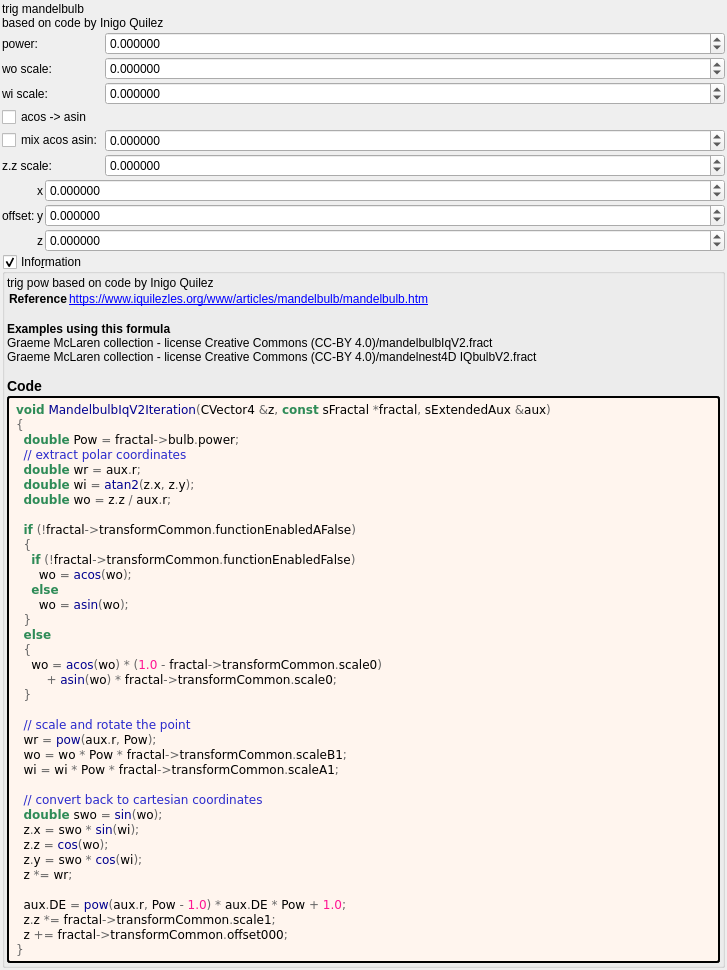
Above: mandelbulber2/deploy/share/mandelbulber2/formula/ui/mandelbulb_iq_v2.ui from irinox-ctrl/mandelbulber2 before the change. Below: the same form after it.
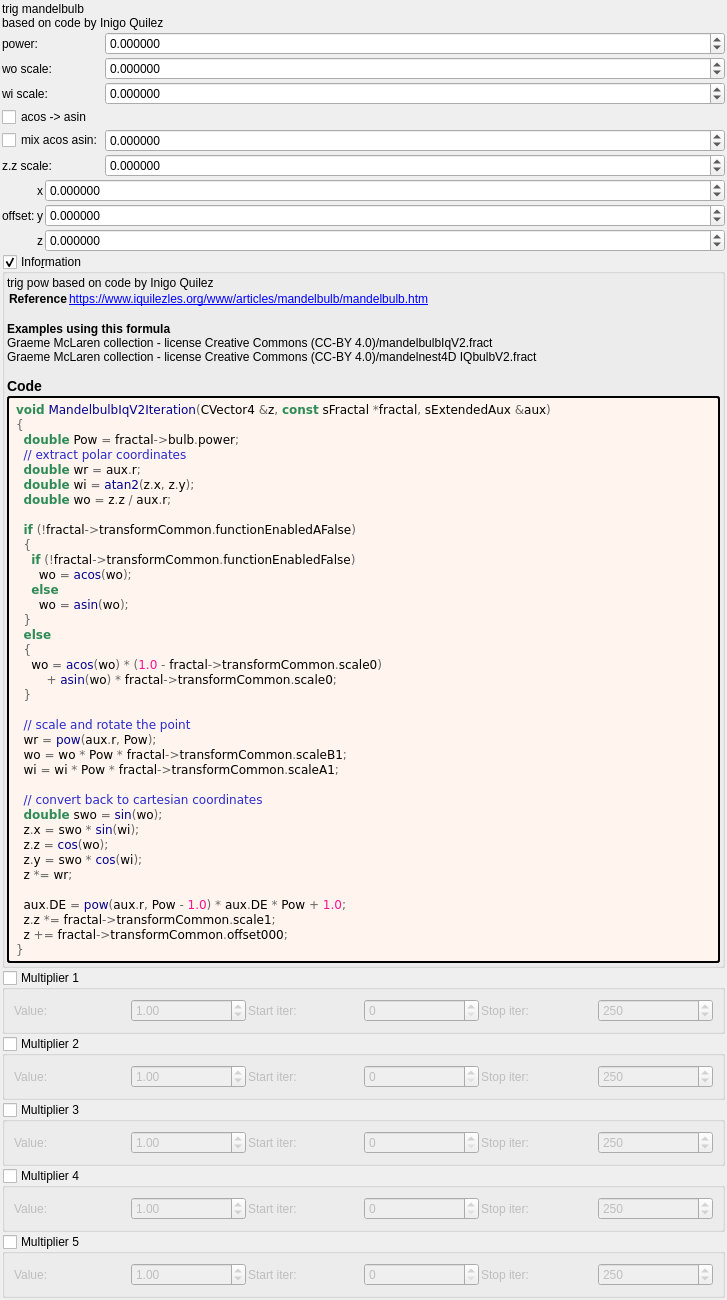
That is the form after the change. Custom widgets are drawn as their Qt base class.

Commit message:
feat: add 5 general-purpose multipliers to all 1007 fractal formulas
Each multiplier has:
- Checkbox (OFF by default)
- Value spinbox (default 1.0, range -100 to 100)
- Iteration start/stop range

Logic: z *= value; DE *= |value|;

Uses existing transformCommon parameters:
- Checkboxes: functionEnabledBx/By/Bz/Bw/CzFalse
- Values: scale4/5/6/8/16
- Ranges: startIterationsB-F/stopIterationsB-F

Modified 1007 .cpp (CPU), 1006 .cl (GPU), 1023 .ui files.
Both source (formula/) and deploy (deploy/share/) copies updated.

```diff
--- a/mandelbulber2/deploy/share/mandelbulber2/formula/ui/mandelbulb_iq_v2.ui
+++ b/mandelbulber2/deploy/share/mandelbulber2/formula/ui/mandelbulb_iq_v2.ui
@@ -453,6 +453,192 @@
      </layout>
     </widget>
    </item>
+   <item>
+    <widget class="MyGroupBox" name="groupCheck_transf_function_enabledBx_false">
+     <property name="title"><string>Multiplier 1</string></property>
+     <property name="checkable"><bool>true</bool></property>
+     <property name="checked"><bool>false</bool></property>
+     <layout class="QGridLayout" name="gridLayout_mult1">
+      <property name="spacing"><number>2</number></property>
+      <item row="0" column="0">
+       <widget class="QLabel"><property name="text"><string>Value:</string></property></widget>
+      </item>
+      <item row="0" column="1">
+       <widget class="MyDoubleSpinBox" name="spinbox_transf_scale_4">
+        <property name="minimum"><double>-100.0</double></property><property name="maximum"><double>100.0</double></property>
+        <property name="singleStep"><double>0.01</double></property><property name="value"><double>1.0</double></property>
+       </widget>
+      </item>
+      <item row="0" column="2">
+       <widget class="QLabel"><property name="text"><string>Start iter:</string></property></widget>
+      </item>
+      <item row="0" column="3">
+       <widget class="MySpinBox" name="spinboxInt_transf_start_iterations_B">
+        <property name="minimum"><number>0</number></property><property name="maximum"><number>10000</number></property>
+        <property name="value"><number>0</number></property>
+       </widget>
+      </item>
+      <item row="0" column="4">
+       <widget class="QLabel"><property name="text"><string>Stop iter:</string></property></widget>
+      </item>
+      <item row="0" column="5">
+       <widget class="MySpinBox" name="spinboxInt_transf_stop_iterations_B">
+        <property name="minimum"><number>0</number></property><property name="maximum"><number>10000</number></property>
+        <property name="value"><number>250</number></property>
+       </widget>
+      </item>
+     </layout>
+    </widget>
+   </item>
+   <item>
+    <widget class="MyGroupBox" name="groupCheck_transf_function_enabledBy_false">
+     <property name="title"><string>Multiplier 2</string></property>
+     <property name="checkable"><bool>true</bool></property>
+     <property name="checked"><bool>false</bool></property>
+     <layout class="QGridLayout" name="gridLayout_mult2">
+      <property name="spacing"><number>2</number></property>
+      <item row="0" column="0">
+       <widget class="QLabel"><property name="text"><string>Value:</string></property></widget>
+      </item>
+      <item row="0" column="1">
+       <widget class="MyDoubleSpinBox" name="spinbox_transf_scale_5">
+        <property name="minimum"><double>-100.0</double></property><property name="maximum"><double>100.0</double></property>
+        <property name="singleStep"><double>0.01</double></property><property name="value"><double>1.0</double></property>
+       </widget>
+      </item>
+      <item row="0" column="2">
+       <widget class="QLabel"><property name="text"><string>Start iter:</string></property></widget>
+      </item>
+      <item row="0" column="3">
+       <widget class="MySpinBox" name="spinboxInt_transf_start_iterations_C">
+        <property name="minimum"><number>0</number></property><property name="maximum"><number>10000</number></property>
+        <property name="value"><number>0</number></property>
+       </widget>
+      </item>
+      <item row="0" column="4">
+       <widget class="QLabel"><property name="text"><string>Stop iter:</string></property></widget>
+      </item>
+      <item row="0" column="5">
+       <widget class="MySpinBox" name="spinboxInt_transf_stop_iterations_C">
+        <property name="minimum"><number>0</number></property><property name="maximum"><number>10000</number></property>
+        <property name="value"><number>250</number></property>
+       </widget>
+      </item>
+     </layout>
+    </widget>
+   </item>
+   <item>
+    <widget class="MyGroupBox" name="groupCheck_transf_function_enabledBz_false">
+     <property name="title"><string>Multiplier 3</string></property>
+     <property name="checkable"><bool>true</bool></property>
+     <property name="checked"><bool>false</bool></property>
+     <layout class="QGridLayout" name="gridLayout_mult3">
+      <property name="spacing"><number>2</number></property>
+      <item row="0" column="0">
+       <widget class="QLabel"><property name="text"><string>Value:</string></property></widget>
+      </item>
+      <item row="0" column="1">
+       <widget class="MyDoubleSpinBox" name="spinbox_transf_scale_6">
+        <property name="minimum"><double>-100.0</double></property><property name="maximum"><double>100.0</double></property>
+        <property name="singleStep"><double>0.01</double></property><property name="value"><double>1.0</double></property>
+       </widget>
+      </item>
+      <item row="0" column="2">
+       <widget class="QLabel"><property name="text"><string>Start iter:</string></property></widget>
+      </item>
+      <item row="0" column="3">
+       <widget class="MySpinBox" name="spinboxInt_transf_start_iterations_D">
+        <property name="minimum"><number>0</number></property><property name="maximum"><number>10000</number></property>
+        <property name="value"><number>0</number></property>
+       </widget>
+      </item>
+      <item row="0" column="4">
+       <widget class="QLabel"><property name="text"><string>Stop iter:</string></property></widget>
+      </item>
+      <item row="0" column="5">
+       <widget class="MySpinBox" name="spinboxInt_transf_stop_iterations_D">
+        <property name="minimum"><number>0</number></property><property name="maximum"><number>10000</number></property>
+        <property name="value"><number>250</number></property>
+       </widget>
+      </item>
+     </layout>
+    </widget>
+   </item>
+   <item>
+    <widget class="MyGroupBox" name="groupCheck_transf_function_enabledBw_false">
+     <property name="title"><string>Multiplier 4</string></property>
+     <property name="checkable"><bool>true</bool></property>
+     <property name="checked"><bool>false</bool></property>
+     <layout class="QGridLayout" name="gridLayout_mult4">
+      <property name="spacing"><number>2</number></property>
+      <item row="0" column="0">
+       <widget class="QLabel"><property name="text"><string>Value:</string></property></widget>
+      </item>
+      <item row="0" column="1">
+       <widget class="MyDoubleSpinBox" name="spinbox_transf_scale_8">
+        <property name="minimum"><double>-100.0</double></property><property name="maximum"><double>100.0</double></property>
+        <property name="singleStep"><double>0.01</double></property><property name="value"><double>1.0</double></property>
+       </widget>
+      </item>
+      <item row="0" column="2">
+       <widget class="QLabel"><property name="text"><string>Start iter:</string></property></widget>
+      </item>
+      <item row="0" column="3">
+       <widget class="MySpinBox" name="spinboxInt_transf_start_iterations_E">
+        <property name="minimum"><number>0</number></property><property name="maximum"><number>10000</number></property>
+        <property name="value"><number>0</number></property>
+       </widget>
+      </item>
+      <item row="0" column="4">
+       <widget class="QLabel"><property name="text"><string>Stop iter:</string></property></widget>
+      </item>
+      <item row="0" column="5">
+       <widget class="MySpinBox" name="spinboxInt_transf_stop_iterations_E">
+        <property name="minimum"><number>0</number></property><property name="maximum"><number>10000</number></property>
+        <property name="value"><number>250</number></property>
+       </widget>
+      </item>
+     </layout>
+    </widget>
+   </item>
+   <item>
+    <widget class="MyGroupBox" name="groupCheck_transf_function_enabledCz_false">
+     <property name="title"><string>Multiplier 5</string></property>
+     <property name="checkable"><bool>true</bool></property>
+     <property name="checked"><bool>false</bool></property>
+     <layout class="QGridLayout" name="gridLayout_mult5">
+      <property name="spacing"><number>2</number></property>
+      <item row="0" column="0">
+       <widget class="QLabel"><property name="text"><string>Value:</string></property></widget>
+      </item>
+      <item row="0" column="1">
+       <widget class="MyDoubleSpinBox" name="spinbox_transf_scale_16">
+        <property name="minimum"><double>-100.0</double></property><property name="maximum"><double>100.0</double></property>
+        <property name="singleStep"><double>0.01</double></property><property name="value"><double>1.0</double></property>
+       </widget>
+      </item>
+      <item row="0" column="2">
+       <widget class="QLabel"><property name="text"><string>Start iter:</string></property></widget>
+      </item>
+      <item row="0" column="3">
+       <widget class="MySpinBox" name="spinboxInt_transf_start_iterations_F">
+        <property name="minimum"><number>0</number></property><property name="maximum"><number>10000</number></property>
+        <property name="value"><number>0</number></property>
+       </widget>
+      </item>
+      <item row="0" column="4">
+       <widget class="QLabel"><property name="text"><string>Stop iter:</string></property></widget>
+      </item>
+      <item row="0" column="5">
+       <widget class="MySpinBox" name="spinboxInt_transf_stop_iterations_F">
+        <property name="minimum"><number>0</number></property><property name="maximum"><number>10000</number></property>
+        <property name="value"><number>250</number></property>
+       </widget>
+      </item>
+     </layout>
+    </widget>
+   </item>
+
    <item>
     <spacer name="verticalSpacer">
      <property name="orientation">
@@ -485,6 +671,11 @@
    <extends>QCheckBox</extends>
    <header>my_check_box.h</header>
   </customwidget>
+   <customwidget>
+   <class>MySpinBox</class>
+   <extends>QSpinBox</extends>
+   <header>my_spin_box.h</header>
+  </customwidget>
  </customwidgets>
  <tabstops>
   <tabstop>groupCheck_info</tabstop>
```
The commit also changes 3972 other files.
